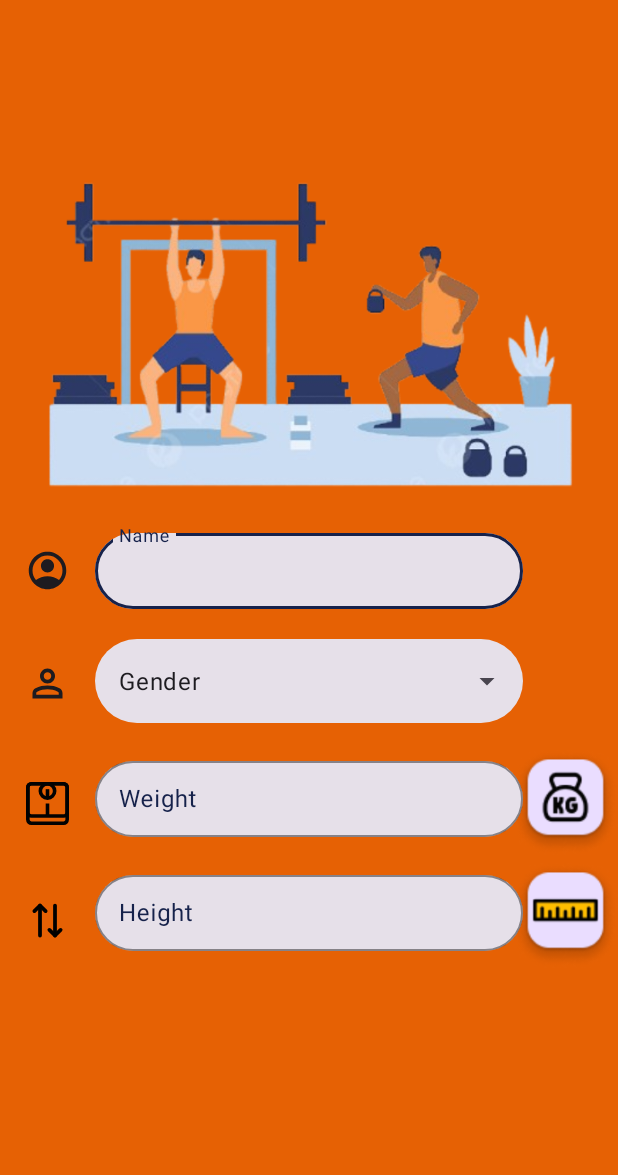
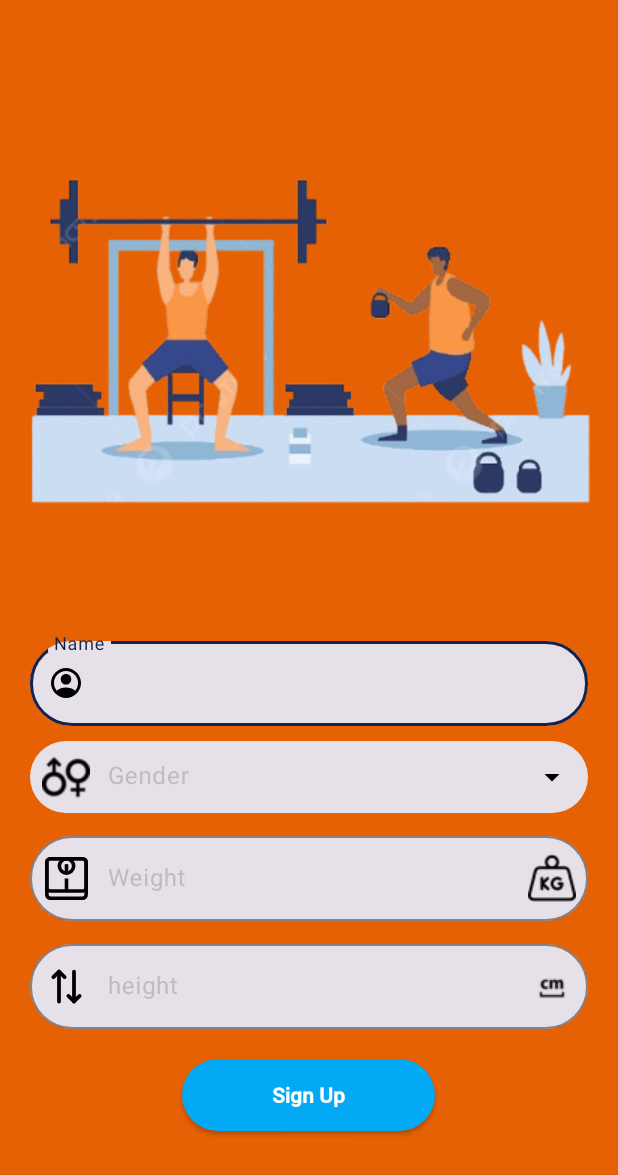
Before and after one commit to Sian1902/Go-Healthy, an Android app: the layout fragment_signup.xml on its own in the app's theme, with its tools: preview values and no code run, on a phone screen of 412 x 824 dp. Shown: the top 1175 px of the screen. Run offline under Robolectric (Android 15) with nearby library versions, the phone set to English and light mode, and no system bars.

Commit message:
redesigned signup page

```diff
--- a/app/src/main/java/com/example/gohealthy/WelcomeFragment.kt
+++ b/app/src/main/java/com/example/gohealthy/WelcomeFragment.kt
@@ -5,22 +5,28 @@ import androidx.fragment.app.Fragment
 import android.view.LayoutInflater
 import android.view.View
 import android.view.ViewGroup
+import androidx.navigation.fragment.findNavController
+import com.example.gohealthy.databinding.FragmentSignupBinding
+import com.example.gohealthy.databinding.FragmentWelcomeBinding
 
 
 class WelcomeFragment : Fragment() {
 
-
+    lateinit var binding: FragmentWelcomeBinding
     override fun onCreate(savedInstanceState: Bundle?) {
         super.onCreate(savedInstanceState)
 
     }
-
     override fun onCreateView(
         inflater: LayoutInflater, container: ViewGroup?,
         savedInstanceState: Bundle?
     ): View? {
-        // Inflate the layout for this fragment
-        return inflater.inflate(R.layout.fragment_welcome, container, false)
+        binding = FragmentWelcomeBinding.inflate(inflater, container, false)
+        binding.welcomeButton.setOnClickListener {
+            findNavController().navigate(R.id.welcomeToSignup)
+        }
+
+        return binding.root
     }
 
 
--- /dev/null
+++ b/app/src/main/res/color/hint_color_state.xml
@@ -0,0 +1,7 @@
+<?xml version="1.0" encoding="utf-8"?>
+<selector xmlns:android="http://schemas.android.com/apk/res/android">
+    <!-- Focused state -->
+    <item android:color="@color/test" android:state_focused="true"/>
+    <!-- Default state (unfocused) -->
+    <item android:color="@color/grey" />
+</selector>
--- a/app/src/main/res/layout/fragment_signup.xml
+++ b/app/src/main/res/layout/fragment_signup.xml
@@ -8,171 +8,166 @@
     tools:context=".SignUpFragment">
 
 
+    <ImageView
+        android:id="@+id/signup_bg"
+        android:layout_width="wrap_content"
+        android:layout_height="wrap_content"
+        android:src="@drawable/signup_bg"
+        android:adjustViewBounds="true"
+        app:layout_constraintTop_toTopOf="parent"
+        app:layout_constraintStart_toStartOf="parent"
+        app:layout_constraintEnd_toEndOf="parent"/>
 
 
-    <ImageView
-        android:id="@+id/signup_bg"
-        android:layout_width="0dp"
+    <LinearLayout
+        android:id="@+id/inputFields"
+        android:layout_width="match_parent"
         android:layout_height="0dp"
-        android:src="@drawable/signup_bg"
-        app:layout_constraintTop_toTopOf="parent"
-        app:layout_constraintBottom_toBottomOf="@id/nameTextField"
-        app:layout_constraintStart_toStartOf="parent"
-        android:layout_margin="10dp"
-        app:layout_constraintEnd_toEndOf="parent"/>
-    <ImageView
-        android:id="@+id/nameIcon"
-        android:layout_width="30dp"
-        android:layout_height="30dp"
-        android:src="@drawable/account_circle"
-        app:layout_constraintStart_toStartOf="parent"
-        app:layout_constraintTop_toTopOf="parent"
-        app:layout_constraintEnd_toStartOf="@id/nameTextField"
-        android:layout_marginTop="365dp"/>
-    <ImageView
-        android:id="@+id/genderIcon"
-        android:layout_width="30dp"
-        android:layout_height="30dp"
-        android:src="@drawable/person"
-        app:layout_constraintStart_toStartOf="parent"
-        app:layout_constraintTop_toBottomOf="@id/nameIcon"
-        app:layout_constraintEnd_toStartOf="@id/genderTextField"
-        android:layout_marginTop="45dp"/>
-    <ImageView
-        android:id="@+id/weightIcon"
-        android:layout_width="30dp"
-        android:layout_height="30dp"
-        android:src="@drawable/scale_svgrepo_com"
-        app:layout_constraintStart_toStartOf="parent"
-        app:layout_constraintTop_toBottomOf="@id/genderIcon"
-        app:layout_constraintEnd_toStartOf="@id/genderTextField"
-        android:layout_marginTop="50dp"/>
-    <ImageView
-        android:id="@+id/heightIcon"
-        android:layout_width="30dp"
-        android:layout_height="30dp"
-        android:src="@drawable/up_down_arrow_svgrepo_com"
-        app:layout_constraintStart_toStartOf="parent"
-        app:layout_constraintTop_toBottomOf="@id/weightIcon"
-        app:layout_constraintEnd_toStartOf="@id/genderTextField"
-        android:layout_marginTop="48dp"/>
-    <ImageView
-        android:id="@+id/weightImage"
-        android:layout_width="70dp"
-        android:layout_height="70dp"
-        app:layout_constraintEnd_toEndOf="parent"
-        app:layout_constraintTop_toTopOf="parent"
-        android:src="@drawable/weightfab"
-        android:layout_marginTop="500dp"/>
-    <ImageView
-        android:layout_width="70dp"
-        android:layout_height="70dp"
-        app:layout_constraintEnd_toEndOf="parent"
-        app:layout_constraintTop_toBottomOf="@id/weightImage"
-        android:layout_marginTop="5dp"
-        android:src="@drawable/scale"
-        />
+        app:layout_constraintTop_toBottomOf="@id/signup_bg"
+        app:layout_constraintBottom_toBottomOf="parent"
 
-
+        android:orientation="vertical"
+        >
 
         <com.google.android.material.textfield.TextInputLayout
             android:id="@+id/nameTextField"
-        android:layout_width="285dp"
-        android:layout_height="56dp"
+            android:layout_width="match_parent"
+            android:layout_height="wrap_content"
             android:hint="Name"
-        android:textColorHint="@color/test"
+            android:textColorHint="@color/hint_color_state"
             app:boxStrokeColor ="@color/test"
-        app:hintTextColor="@color/test"
+            app:hintTextColor="@color/hint_color_state"
+            android:minHeight="48dp"
+            app:startIconDrawable="@drawable/account_circle"
             app:boxBackgroundColor="@color/textField_color"
-        app:layout_constraintStart_toStartOf="parent"
-        app:layout_constraintTop_toTopOf="parent"
-        android:layout_marginTop="350dp"
-        app:layout_constraintEnd_toEndOf="parent"
+            android:layout_marginStart="20dp"
+            android:layout_marginEnd="20dp"
             app:boxCornerRadiusTopStart="28dp"
             app:boxCornerRadiusTopEnd="28dp"
             app:boxCornerRadiusBottomEnd="28dp"
             app:boxCornerRadiusBottomStart="28dp"
+            android:layout_marginTop="10dp"
+            android:layout_gravity="center"
+            app:startIconTint="@color/black"
+
             >
             <com.google.android.material.textfield.TextInputEditText
                 android:layout_width="match_parent"
                 android:layout_height="wrap_content"
                 />
         </com.google.android.material.textfield.TextInputLayout>
-
-
         <com.google.android.material.textfield.TextInputLayout
             style="@style/Widget.Material3.TextInputLayout.FilledBox.ExposedDropdownMenu"
             android:id="@+id/genderTextField"
-        android:layout_width="285dp"
-        android:layout_height="56dp"
-        android:textColorHint="@color/test"
-        app:boxStrokeColor ="@color/custom_orange"
-        app:boxStrokeWidth = "0dp"
-        app:hintTextColor="@color/test"
+            android:layout_width="match_parent"
+            android:layout_height="wrap_content"
+            app:boxStrokeWidth="0dp"
+            android:hint="Gender"
+            android:textColorHint="@color/hint_color_state"
+            app:boxStrokeColor="@color/custom_orange"
+            app:hintTextColor="@color/hint_color_state"
+            android:minHeight="48dp"
+            app:startIconDrawable="@drawable/gender"
             app:boxBackgroundColor="@color/textField_color"
-        app:layout_constraintStart_toStartOf="parent"
-        app:layout_constraintTop_toBottomOf="@id/nameTextField"
-        app:layout_constraintEnd_toEndOf="parent"
-        android:layout_marginTop="20dp"
+            android:layout_marginStart="20dp"
+            android:layout_marginEnd="20dp"
             app:boxCornerRadiusTopStart="28dp"
             app:boxCornerRadiusTopEnd="28dp"
             app:boxCornerRadiusBottomEnd="28dp"
-        app:boxCornerRadiusBottomStart="28dp">
+            app:boxCornerRadiusBottomStart="28dp"
+            android:layout_marginTop="10dp"
+            android:layout_gravity="center"
+
+            app:endIconMode="dropdown_menu"
+            app:startIconTint="@color/black"
+            app:endIconTint="@color/black"
+
+            >
             <AutoCompleteTextView
-            android:layout_width="285dp"
-            android:layout_height="56dp"
+                android:layout_width="match_parent"
+                android:layout_height="wrap_content"
                 android:padding="10dp"
                 android:inputType="none"
-            android:text="Gender"
+                android:minHeight="48dp"
                 />
 
         </com.google.android.material.textfield.TextInputLayout>
-
         <com.google.android.material.textfield.TextInputLayout
             android:id="@+id/weightTextField"
-        android:layout_width="285dp"
-        android:layout_height="56dp"
+            android:layout_width="match_parent"
+            android:layout_height="wrap_content"
             android:hint="Weight"
-        android:textColorHint="@color/test"
+            android:textColorHint="@color/hint_color_state"
             app:boxStrokeColor ="@color/test"
-        app:hintTextColor="@color/test"
+            app:hintTextColor="@color/hint_color_state"
+            android:minHeight="48dp"
+            app:startIconDrawable="@drawable/scale_svgrepo_com"
             app:boxBackgroundColor="@color/textField_color"
-        android:layout_marginTop="20dp"
-        app:layout_constraintStart_toStartOf="parent"
-        app:layout_constraintTop_toBottomOf="@id/genderTextField"
-        app:layout_constraintEnd_toEndOf="parent"
+            android:layout_marginStart="20dp"
+            android:layout_marginEnd="20dp"
             app:boxCornerRadiusTopStart="28dp"
             app:boxCornerRadiusTopEnd="28dp"
             app:boxCornerRadiusBottomEnd="28dp"
-        app:boxCornerRadiusBottomStart="28dp">
+            app:boxCornerRadiusBottomStart="28dp"
+            android:layout_marginTop="10dp"
+            android:layout_gravity="center"
+            app:endIconDrawable="@drawable/kilogram"
+            app:endIconMode="custom"
+            app:startIconTint="@color/black"
+            app:endIconTint="@color/black"
+
+            >
+            <com.google.android.material.textfield.TextInputEditText
+                android:inputType="numberDecimal"
+                android:layout_width="match_parent"
+                android:layout_height="wrap_content"
+                />
+        </com.google.android.material.textfield.TextInputLayout>
+        <com.google.android.material.textfield.TextInputLayout
+            android:id="@+id/heightTextField"
+            android:layout_width="match_parent"
+            android:layout_height="wrap_content"
+            android:hint="height"
+            android:textColorHint="@color/hint_color_state"
+            app:boxStrokeColor ="@color/test"
+            app:hintTextColor="@color/hint_color_state"
+            android:minHeight="48dp"
+            app:startIconDrawable="@drawable/up_down_arrow_svgrepo_com"
+            app:boxBackgroundColor="@color/textField_color"
+            android:layout_marginStart="20dp"
+            android:layout_marginEnd="20dp"
+            app:boxCornerRadiusTopStart="28dp"
+            app:boxCornerRadiusTopEnd="28dp"
+            app:boxCornerRadiusBottomEnd="28dp"
+            app:boxCornerRadiusBottomStart="28dp"
+            android:layout_marginTop="10dp"
+            android:layout_gravity="center"
+            app:endIconDrawable="@drawable/centimeter"
+            app:endIconMode="custom"
+            app:startIconTint="@color/black"
+            app:endIconTint="@color/black"
+
+            >
             <com.google.android.material.textfield.TextInputEditText
                 android:inputType="numberDecimal"
                 android:layout_width="match_parent"
                 android:layout_height="wrap_content" />
         </com.google.android.material.textfield.TextInputLayout>
-
-    <com.google.android.material.textfield.TextInputLayout
-        android:id="@+id/heightTextField"
-        android:layout_width="285dp"
-        android:layout_height="56dp"
-        android:hint="Height"
-        android:textColorHint="@color/test"
-        app:boxStrokeColor ="@color/test"
-        app:hintTextColor="@color/test"
-        app:boxBackgroundColor="@color/textField_color"
+        <androidx.appcompat.widget.AppCompatButton
+            android:minHeight="48dp"
+            android:layout_width="wrap_content"
+            android:layout_height="wrap_content"
+            android:layout_gravity="center"
+            android:background="@drawable/button_bg"
+            android:text="Sign Up"
+            android:textAllCaps="false"
+            android:textColor="@color/white"
+            android:textStyle="bold"
+            android:fontFamily="@font/roboto_medium"
             android:layout_marginTop="20dp"
-        app:layout_constraintStart_toStartOf="parent"
-        app:layout_constraintTop_toBottomOf="@id/weightTextField"
-        app:layout_constraintEnd_toEndOf="parent"
-        app:boxCornerRadiusTopStart="28dp"
-        app:boxCornerRadiusTopEnd="28dp"
-        app:boxCornerRadiusBottomEnd="28dp"
-        app:boxCornerRadiusBottomStart="28dp">
-        <com.google.android.material.textfield.TextInputEditText
-            android:inputType="numberDecimal"
-            android:layout_width="match_parent"
-            android:layout_height="wrap_content" />
-    </com.google.android.material.textfield.TextInputLayout>
-
+            android:paddingLeft="60dp"
+            android:paddingRight="60dp"
+            />
+    </LinearLayout>
 
 </androidx.constraintlayout.widget.ConstraintLayout>
--- a/app/src/main/res/layout/fragment_welcome.xml
+++ b/app/src/main/res/layout/fragment_welcome.xml
@@ -46,6 +46,7 @@
         />
 
   <androidx.appcompat.widget.AppCompatButton
+      android:id="@+id/welcomeButton"
       android:layout_width="0dp"
       android:layout_height="wrap_content"
       android:background="@drawable/button_bg"
--- a/app/src/main/res/navigation/nav_graph.xml
+++ b/app/src/main/res/navigation/nav_graph.xml
@@ -3,11 +3,17 @@
     xmlns:app="http://schemas.android.com/apk/res-auto"
     xmlns:tools="http://schemas.android.com/tools"
     android:id="@+id/nav_graph"
-    app:startDestination="@id/signUpFragment">
+    app:startDestination="@id/welcomeFragment">
 <fragment
     android:name="com.example.gohealthy.WelcomeFragment"
     android:id="@+id/welcomeFragment"
-    tools:layout="@layout/fragment_welcome"></fragment>
+    tools:layout="@layout/fragment_welcome">
+    <action
+        android:id="@+id/welcomeToSignup"
+        app:destination="@id/signUpFragment"
+
+        />
+</fragment>
     <fragment
         android:id="@+id/signUpFragment"
         android:name="com.example.gohealthy.SignUpFragment"
--- a/app/src/main/res/values-night/themes.xml
+++ b/app/src/main/res/values-night/themes.xml
@@ -3,5 +3,6 @@
     <style name="Base.Theme.GoHealthy" parent="Theme.Material3.DayNight.NoActionBar">
         <!-- Customize your dark theme here. -->
         <!-- <item name="colorPrimary">@color/my_dark_primary</item> -->
+        <item name="hintTextColor">@color/hint_color_state</item>
     </style>
 </resources>
--- a/app/src/main/res/values/colors.xml
+++ b/app/src/main/res/values/colors.xml
@@ -7,6 +7,7 @@
     <color name="test">#ff16224b</color>
     <color name="blue">#ff504d73</color>
     <color name="light_blue">#03A9F4</color>
+    <color name="grey">#BDBDBD</color>
 
 
 </resources>
--- a/app/src/main/res/values/themes.xml
+++ b/app/src/main/res/values/themes.xml
@@ -3,6 +3,7 @@
     <style name="Base.Theme.GoHealthy" parent="Theme.Material3.DayNight.NoActionBar">
         <!-- Customize your light theme here. -->
         <!-- <item name="colorPrimary">@color/my_light_primary</item> -->
+        <item name="hintTextColor">@color/hint_color_state</item>
     </style>
 
     <style name="Theme.GoHealthy" parent="Base.Theme.GoHealthy" />
```
Also changed, not shown: app/src/main/res/drawable/centimeter.png (added), app/src/main/res/drawable/gender.png (added), app/src/main/res/drawable/kilogram.png (added). Lines whose indentation alone changed are shown as unchanged.
